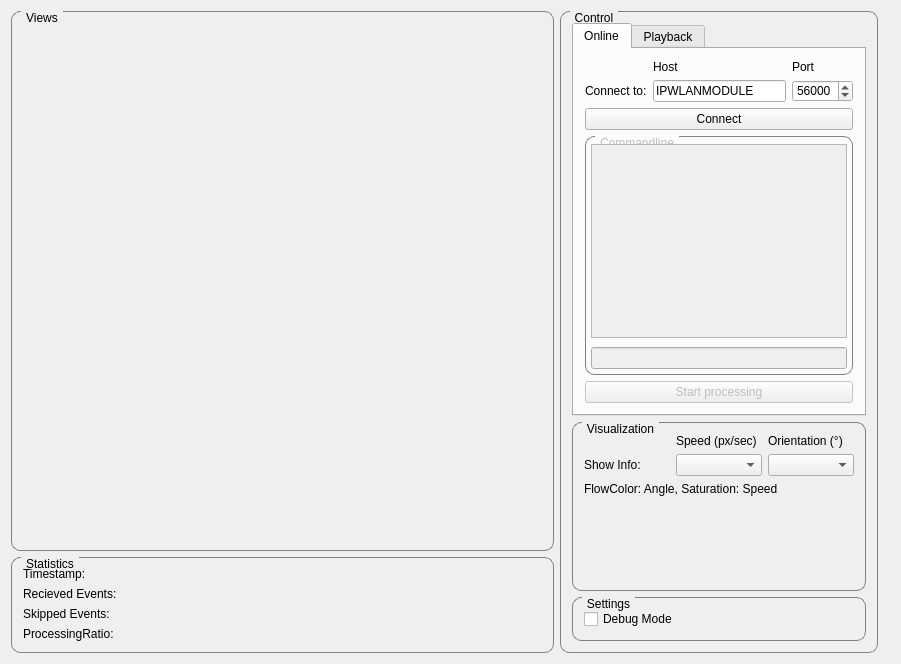
Qt form VisInfProc/mainwindow.ui (rottaca/VisInfProcProjectSeminar) before a commit.
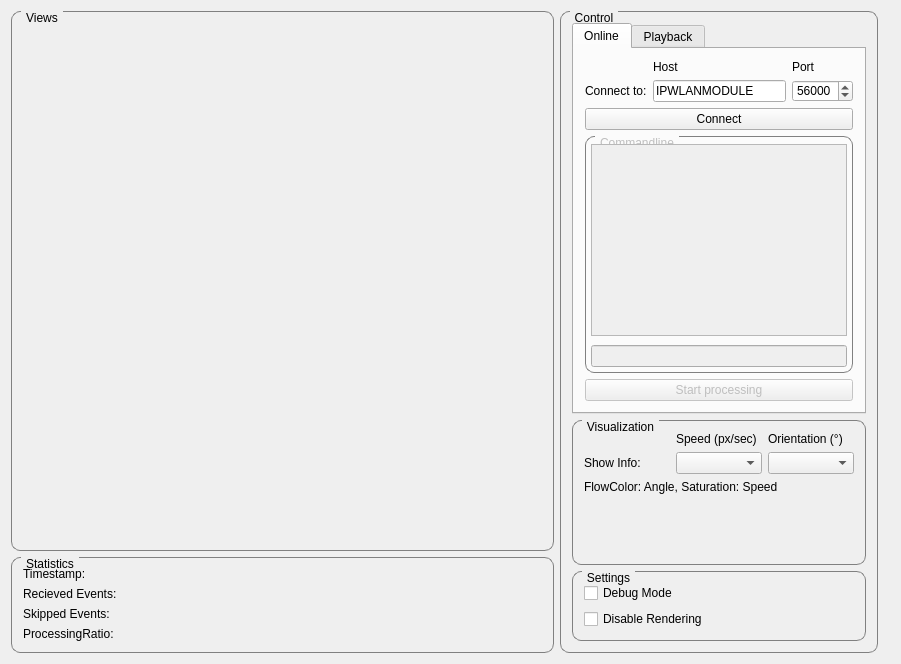
The same form after that commit. Icons and pictures are not drawn. Custom widgets are drawn as their Qt base class.

Patch:
```diff
--- a/VisInfProc/mainwindow.ui
+++ b/VisInfProc/mainwindow.ui
@@ -638,6 +638,13 @@
             </property>
            </widget>
           </item>
+          <item row="1" column="0">
+           <widget class="QCheckBox" name="cb_disable_render">
+            <property name="text">
+             <string>Disable Rendering</string>
+            </property>
+           </widget>
+          </item>
          </layout>
         </widget>
        </item>
```
